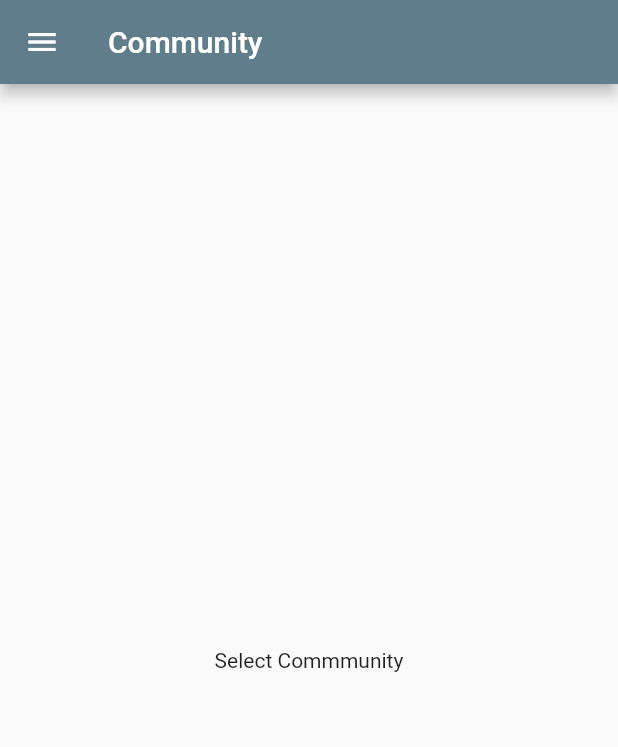
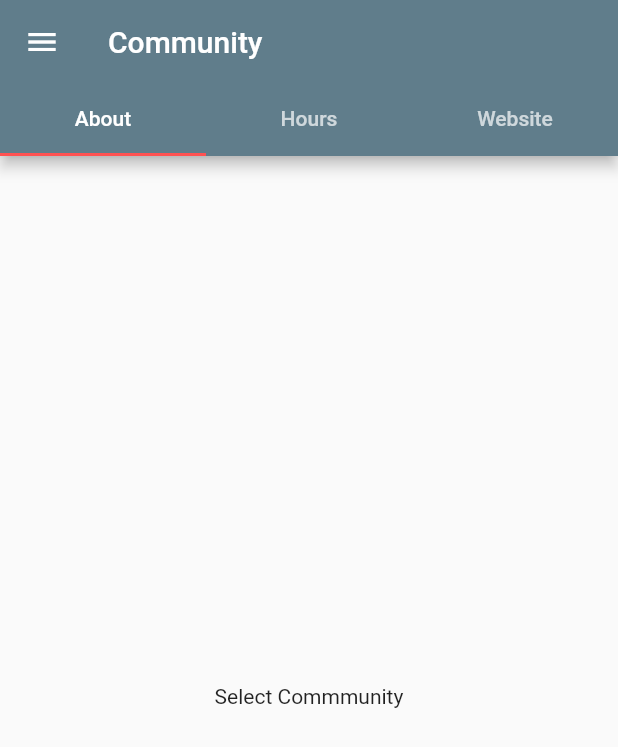
Before and after one commit to s0njablade/Vecinos-Front-End, a Flutter app: the CommunityPage screen opened directly, on a phone screen of 412 x 824 dp. Shown: the top 747 px of the screen. Run offline on Flutter 3.47's test engine with Material 2 defaults, Android fonts, the phone set to English and light mode, and no system bars.

Commit message:
learning how to create/add tabs

```diff
--- a/lib/pages/community.dart
+++ b/lib/pages/community.dart
@@ -5,7 +5,9 @@ import './businesses.dart';
 class CommunityPage extends StatelessWidget {
   @override
   Widget build(BuildContext context) {
-    return Scaffold(
+    return DefaultTabController(
+      length: 2,
+      child: Scaffold(
         drawer: Drawer(
           child: Column(
             children: <Widget>[
@@ -43,9 +45,15 @@ class CommunityPage extends StatelessWidget {
         ),
         appBar: AppBar(
           title: Text('Community'),
+          bottom: TabBar(tabs: <Widget>[
+            Tab(text: 'About'),
+            Tab(text: 'Hours'),
+            Tab(text: 'Website'),
+          ]),
         ),
         body: Center(
           child: Text('Select Commmunity'),
+        ),
       ),
     );
     //     body: Center(
```
Lines whose indentation alone changed are shown as unchanged.
